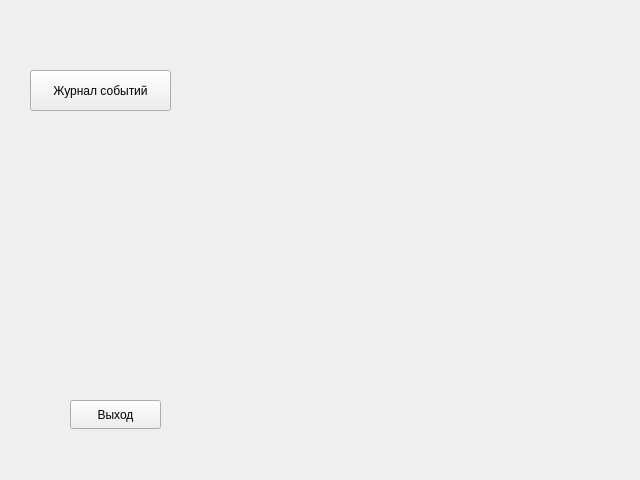
This is mainwindow.ui in shmkvdmd/SecureModules as Qt 5 draws it before an edit. The edited form follows.
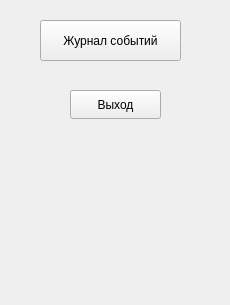
This is the edited form.

The edit to the form file:
```diff
--- a/mainwindow.ui
+++ b/mainwindow.ui
@@ -6,20 +6,20 @@
    <rect>
     <x>0</x>
     <y>0</y>
-    <width>640</width>
-    <height>480</height>
+    <width>230</width>
+    <height>305</height>
    </rect>
   </property>
   <property name="minimumSize">
    <size>
-    <width>640</width>
-    <height>480</height>
+    <width>230</width>
+    <height>305</height>
    </size>
   </property>
   <property name="maximumSize">
    <size>
-    <width>640</width>
-    <height>480</height>
+    <width>230</width>
+    <height>305</height>
    </size>
   </property>
   <property name="windowTitle">
@@ -29,8 +29,8 @@
    <widget class="QPushButton" name="pushButton">
     <property name="geometry">
      <rect>
-      <x>30</x>
-      <y>70</y>
+      <x>40</x>
+      <y>20</y>
       <width>141</width>
       <height>41</height>
      </rect>
@@ -43,7 +43,7 @@
     <property name="geometry">
      <rect>
       <x>70</x>
-      <y>400</y>
+      <y>90</y>
       <width>91</width>
       <height>29</height>
      </rect>
```
Left out of the diff: 2 changed lines with no effect on the pictures.
